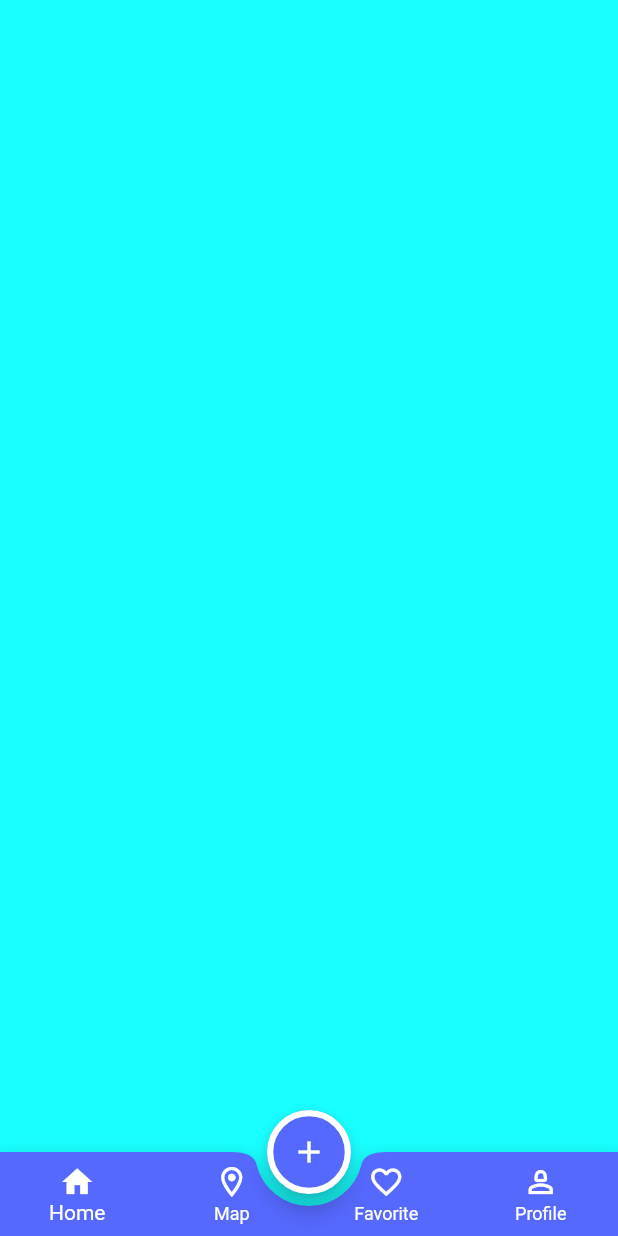
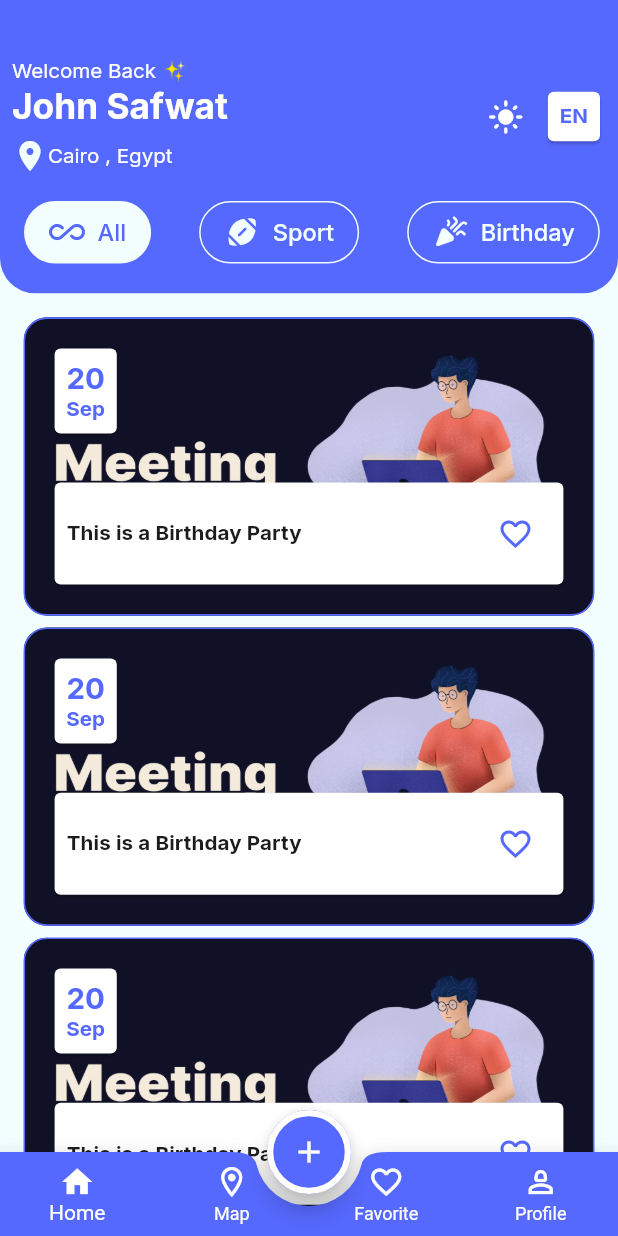
Before and after one commit to G17e5/Evently-App, a Flutter app: the screen it shows after launch, on a phone screen of 412 x 824 dp. Run offline on Flutter 3.47's test engine with Material 3 defaults, Android fonts, the phone set to English and light mode, and no system bars; our stand-ins replace flutter_screenutil, google_fonts.

Commit message:
finished home_tab

```diff
--- a/lib/config/theme/theme_manager.dart
+++ b/lib/config/theme/theme_manager.dart
@@ -77,6 +77,22 @@ class ThemeManager {
       ),
     ),
     textTheme: TextTheme(
+      headlineSmall: GoogleFonts.inter(
+        fontSize: 14.sp,
+        fontWeight: FontWeight.w400,
+        color: ColorsManager.white,
+      ),
+      headlineLarge:GoogleFonts.inter(
+      fontSize: 24.sp,
+      fontWeight: FontWeight.w700,
+      color: ColorsManager.white,
+    ),
+      headlineMedium: GoogleFonts.inter(
+        fontSize: 14.sp,
+        fontWeight: FontWeight.bold,
+        color: ColorsManager.blue,
+      ),
+      titleSmall:GoogleFonts.inter(fontSize:14.sp ,fontWeight: FontWeight.bold , color: ColorsManager.black1C),
       bodySmall: GoogleFonts.inter(
         fontSize: 16.sp,
         fontWeight: FontWeight.w500,
--- /dev/null
+++ b/lib/core/widgets/custom_tab_bar.dart
@@ -0,0 +1,54 @@
+import 'package:event_app/core/resource/colors_manager/colors_manager.dart';
+import 'package:event_app/core/widgets/tab_item.dart';
+import 'package:event_app/models/category_model.dart';
+import 'package:flutter/material.dart';
+import 'package:flutter_screenutil/flutter_screenutil.dart';
+
+class CustomTapBar extends StatefulWidget {
+  const CustomTapBar({super.key,required this.categories, required this.selectedTaBbgColors,required this.selectedTaFgColors,required this.unselectedTaBbgColors, required this.unselectedTaFgColors});
+   final Color selectedTaBbgColors;
+   final Color selectedTaFgColors;
+   final Color unselectedTaBbgColors;
+   final Color unselectedTaFgColors;
+   final List<CategoryModel> categories;
+
+
+  @override
+  State<CustomTapBar> createState() => _CustomTapBarState();
+}
+
+class _CustomTapBarState extends State<CustomTapBar> {
+  int selectedIndex = 0;
+
+  @override
+  Widget build(BuildContext context) {
+    return  DefaultTabController(
+      length: widget.categories.length,
+      child: TabBar(
+        onTap: (index){
+          selectedIndex =index ;
+          setState(() {
+
+          });
+        },
+        padding: REdgeInsets.symmetric( vertical: 16),
+        isScrollable: true,
+        indicatorColor: Colors.transparent,
+        tabs: widget.categories
+            .map(
+              (category) => Tab(
+            child: TabItem(
+              selectedTaBbgColors: widget.selectedTaBbgColors,
+              selectedTaFgColors: widget.selectedTaFgColors,
+              unselectedTaBbgColors: widget.unselectedTaBbgColors,
+              unselectedTaFgColors: widget.unselectedTaFgColors ,
+              isSelected: selectedIndex == CategoryModel.categoriesWithAll.indexOf(category),
+              category: category,
+            ),
+          ),
+        )
+            .toList(),
+      ),
+    );
+  }
+}
--- /dev/null
+++ b/lib/core/widgets/tab_item.dart
@@ -0,0 +1,33 @@
+import 'package:event_app/models/category_model.dart';
+import 'package:flutter/material.dart';
+import 'package:flutter_screenutil/flutter_screenutil.dart';
+import 'package:google_fonts/google_fonts.dart';
+
+class TabItem extends StatelessWidget {
+  const TabItem({super.key, required this.selectedTaBbgColors, required this.selectedTaFgColors, required this.unselectedTaBbgColors, required this.unselectedTaFgColors , required this.isSelected , required this.category});
+  final Color selectedTaBbgColors;
+  final Color selectedTaFgColors;
+  final Color unselectedTaBbgColors;
+  final Color unselectedTaFgColors;
+  final CategoryModel category;
+  final bool isSelected ;
+
+  @override
+  Widget build(BuildContext context) {
+    return Container(
+      padding: REdgeInsets.symmetric(horizontal: 16,vertical: 8),
+      decoration: BoxDecoration(
+        color: isSelected ? selectedTaBbgColors : unselectedTaBbgColors,
+        borderRadius: BorderRadius.circular(36.r),
+        border: Border.all(color: selectedTaBbgColors),
+      ),
+      child: Row(
+        children: [
+         Icon(category.iconData , color: isSelected ? selectedTaFgColors :unselectedTaFgColors,),
+          SizedBox(width: 8.w,),
+          Text(category.name, style:GoogleFonts.inter(fontSize: 16.sp, fontWeight: FontWeight.w500, color: isSelected ? selectedTaFgColors : unselectedTaFgColors) ,)
+        ],
+      ),
+    );
+  }
+}
--- /dev/null
+++ b/lib/feature/main_layout/tabs/home/event_item.dart
@@ -0,0 +1,75 @@
+import 'package:event_app/core/resource/colors_manager/colors_manager.dart';
+import 'package:event_app/core/resource/images_manager/image_manager.dart';
+import 'package:event_app/models/event_model.dart';
+import 'package:flutter/material.dart';
+import 'package:flutter_screenutil/flutter_screenutil.dart';
+import 'package:google_fonts/google_fonts.dart';
+
+class EventItem extends StatelessWidget {
+   EventItem({super.key , required this.event});
+  final EventModel event ;
+   List<String> monthsEnglish = [
+     "Jan",
+     "Feb",
+     "Mar",
+     "Apr",
+     "May",
+     "Jun",
+     "Jul",
+     "Aug",
+     "Sep",
+     "Oct",
+     "Nov",
+     "Dec"
+   ];
+   @override
+  Widget build(BuildContext context) {
+    return Stack(
+      children: [
+        Container(
+          padding: REdgeInsets.all(16),
+          margin: REdgeInsets.symmetric(horizontal: 16),
+          width: double.infinity,
+          height: 203.h,
+          decoration: BoxDecoration(
+            image:DecorationImage(
+                fit: BoxFit.fill,
+                image: AssetImage(ImageAssets.meeting)),
+            borderRadius: BorderRadius.circular(16.r),
+            border: Border.all(
+                color: ColorsManager.blue ,width: 1.w)
+          ),
+          child: Column(
+            crossAxisAlignment: CrossAxisAlignment.start,
+            children: [
+             Card(
+               child: Padding(
+                 padding: REdgeInsets.all(8.0),
+                 child: Column(
+                   children: [
+                     Text(event.dateTime.day.toString() , style:GoogleFonts.inter(fontSize:20.sp ,fontWeight: FontWeight.bold , color: ColorsManager.blue)),
+                     Text(monthsEnglish[event.dateTime.month - 1], style:GoogleFonts.inter(fontSize:14.sp ,fontWeight: FontWeight.bold , color: ColorsManager.blue)),
+                   ],
+                 ),
+               ),
+             ),
+             Spacer(),
+              Card(
+                child: Padding(
+                  padding: const EdgeInsets.symmetric(horizontal: 8.0 ,vertical: 10),
+                  child: Row(
+                    children: [
+                      Expanded(child: Text(event.title , style:Theme.of(context).textTheme.titleSmall),)
+                      ,IconButton(onPressed: (){}, icon: Icon(Icons.favorite_border ,color: ColorsManager.blue,))
+                    ],
+                  ),
+                ),
+              )
+            ],
+          ),
+        ),
+
+      ],
+    );
+  }
+}
--- a/lib/feature/main_layout/tabs/home/home_tap.dart
+++ b/lib/feature/main_layout/tabs/home/home_tap.dart
@@ -1,12 +1,115 @@
+import 'package:event_app/core/resource/colors_manager/colors_manager.dart';
+import 'package:event_app/core/widgets/custom_tab_bar.dart';
+import 'package:event_app/core/widgets/tab_item.dart';
+import 'package:event_app/feature/main_layout/tabs/home/event_item.dart';
+import 'package:event_app/models/category_model.dart';
+import 'package:event_app/models/event_model.dart';
 import 'package:flutter/material.dart';
+import 'package:flutter_screenutil/flutter_screenutil.dart';
+import 'package:google_fonts/google_fonts.dart';
 
-class HomeTap extends StatelessWidget {
-  const HomeTap({super.key});
+class HomeTap extends StatefulWidget {
+  HomeTap({super.key});
+
+  @override
+  State<HomeTap> createState() => _HomeTapState();
+}
+
+class _HomeTapState extends State<HomeTap> {
+  int selectedIndex = 0;
 
   @override
   Widget build(BuildContext context) {
-    return Container(
-      color: Colors.cyanAccent,
+    return Column(
+      children: [
+        Container(
+          padding: REdgeInsets.only(top: 40),
+          width: double.infinity,
+
+          decoration: BoxDecoration(
+            color: ColorsManager.blue,
+            borderRadius: BorderRadius.vertical(bottom: Radius.circular(24.r)),
+          ),
+          child: Column(
+            children: [
+              Padding(
+                padding: const EdgeInsets.symmetric(horizontal: 8.0),
+                child: Row(
+                  children: [
+                    Column(
+                      crossAxisAlignment: CrossAxisAlignment.start,
+                      children: [
+                        Text(
+                          "Welcome Back ✨",
+                          style: Theme.of(context).textTheme.headlineSmall,
+                        ),
+                        Text(
+                          "John Safwat",
+                          style: Theme.of(context).textTheme.headlineLarge,
+                        ),
+                        SizedBox(height: 8),
+                        Row(
+                          children: [
+                            Icon(
+                              Icons.location_on,
+                              color: ColorsManager.whiteBlue,
+                            ),
+                            Text(
+                              "Cairo , Egypt",
+                              style: Theme.of(context).textTheme.headlineSmall,
+                            ),
+                          ],
+                        ),
+                      ],
+                    ),
+                    Spacer(),
+                    IconButton(
+                      onPressed: () {},
+                      icon: Icon(Icons.light_mode),
+                      color: ColorsManager.white,
+                    ),
+                    InkWell(
+                      onTap: () {},
+                      child: Card(
+                        child: Padding(
+                          padding: const EdgeInsets.all(8.0),
+                          child: Text(
+                            "EN",
+                            style: Theme.of(context).textTheme.headlineMedium,
+                          ),
+                        ),
+                      ),
+                    ),
+                  ],
+                ),
+              ),
+              CustomTapBar(
+                categories: CategoryModel.categoriesWithAll,
+                selectedTaBbgColors: ColorsManager.whiteBlue,
+                selectedTaFgColors: ColorsManager.blue,
+                unselectedTaBbgColors: Colors.transparent,
+                unselectedTaFgColors: ColorsManager.whiteBlue,
+              ),
+            ],
+          ),
+        ),
+        Expanded(
+          child: ListView.separated(
+            padding: EdgeInsets.symmetric(vertical:16 ),
+            itemBuilder: (context, index) => EventItem(
+              event: EventModel(
+                dateTime: DateTime.now(),
+                category: CategoryModel.categoriesWithAll[3],
+                title: "This is a Birthday Party ",
+                description: "description",
+                timeOfDay: TimeOfDay.now(),
+              ),
+            ),
+            separatorBuilder: (context, index) => SizedBox(height: 8.h),
+            itemCount: 20,
+          ),
+        ),
+      ],
     );
   }
 }
--- a/lib/main.dart
+++ b/lib/main.dart
@@ -12,7 +12,7 @@ class EventApp extends StatelessWidget {
   @override
   Widget build(BuildContext context) {
     return ScreenUtilInit(
-      designSize: Size(393,481),
+      designSize: Size(393,841),
       minTextAdapt: true,
         splitScreenMode: true,
         builder: (context,child) =>MaterialApp(
--- /dev/null
+++ b/lib/models/category_model.dart
@@ -0,0 +1,79 @@
+import 'package:flutter/material.dart';
+import 'package:flutter/material.dart';
+
+class CategoryModel {
+  String id;
+  String name;
+  String imagePath;
+  IconData iconData;
+
+  CategoryModel({
+    required this.name,
+    required this.id,
+    required this.iconData,
+    required this.imagePath,
+  });
+
+  static List<CategoryModel> categoriesWithAll = [
+    CategoryModel(
+      name: "All",
+      id: "0",
+      iconData: Icons.all_inclusive_rounded,
+      imagePath: "",
+    ),
+    CategoryModel(
+      name: "Sport",
+      id: "1",
+      iconData: Icons.sports_football_rounded,
+      imagePath: "",
+    ),
+    CategoryModel(
+      name: "Birthday",
+      id: "2",
+      iconData: Icons.celebration_rounded,
+      imagePath: "",
+    ),
+    CategoryModel(
+      name: "meeting",
+      id: "3",
+      iconData: Icons.laptop_mac_rounded,
+      imagePath: "",
+    ),
+    CategoryModel(
+      name: "Gaming",
+      id: "4",
+      iconData: Icons.gamepad_rounded,
+      imagePath: "",
+    ),
+    CategoryModel(
+      name: "Eating",
+      id: "5",
+      iconData: Icons.local_pizza_rounded,
+      imagePath: "",
+    ),
+    CategoryModel(
+      name: "Holiday",
+      id: "6",
+      iconData: Icons.holiday_village_rounded,
+      imagePath: "",
+    ),
+    CategoryModel(
+      name: "Exhibition",
+      id: "7",
+      iconData: Icons.water_drop_rounded,
+      imagePath: "",
+    ),
+    CategoryModel(
+      name: "WorkShop",
+      id: "8",
+      iconData: Icons.workspaces_rounded,
+      imagePath: "",
+    ),
+    CategoryModel(
+      name: "BockClub",
+      id: "9",
+      iconData: Icons.book_outlined,
+      imagePath: "",
+    ),
+  ];
+}
--- /dev/null
+++ b/lib/models/event_model.dart
@@ -0,0 +1,19 @@
+import 'package:event_app/models/category_model.dart';
+import 'package:flutter/material.dart';
+
+class EventModel {
+  CategoryModel category;
+  String title;
+  String description;
+  DateTime dateTime;
+
+  TimeOfDay timeOfDay;
+
+  EventModel({
+    required this.dateTime,
+    required this.category,
+    required this.title,
+    required this.description,
+    required this.timeOfDay,
+  });
+}
```
